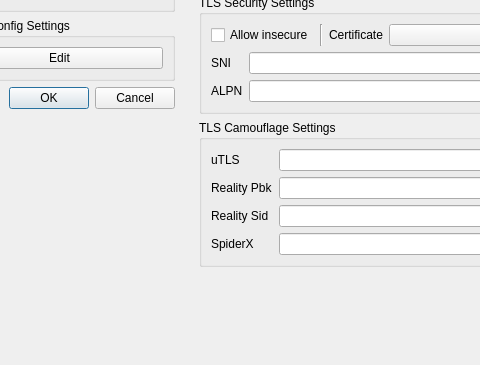
MatsuriDayo/nekoray, file ui/edit/dialog_edit_profile.ui: the form before one commit; both pictures show x 313 to 793 and y 437 to 802 of the 1000 by 802 pixel window.
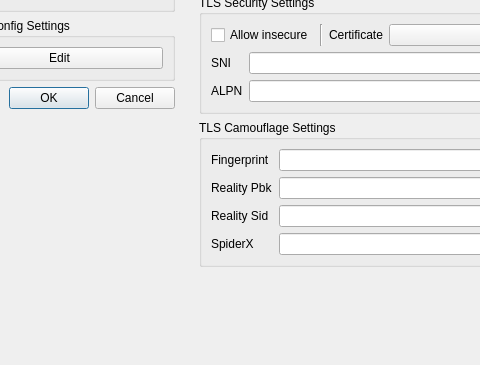
The form after the commit. Custom widgets are drawn as their Qt base class.

What changed in the file:
```diff
--- a/ui/edit/dialog_edit_profile.ui
+++ b/ui/edit/dialog_edit_profile.ui
@@ -579,7 +579,7 @@
             </sizepolicy>
            </property>
            <property name="text">
-            <string notr="true">uTLS</string>
+            <string notr="true">Fingerprint</string>
            </property>
           </widget>
          </item>
```
